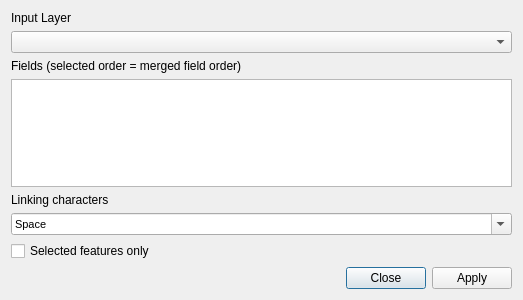
Old version of the form forms/hcmgis_merge_field_form.ui in the repository thangqd/HCMGIS.
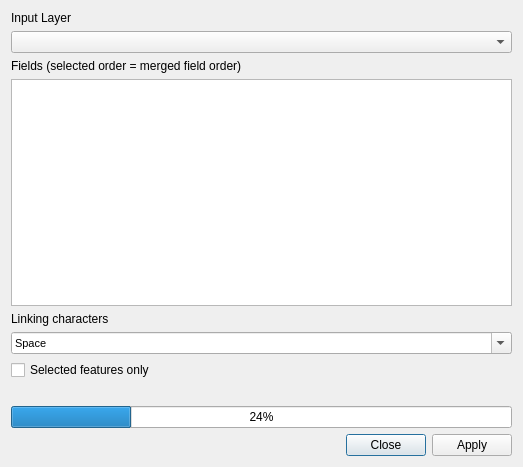
New version of the form. Custom widgets are drawn as their Qt base class.

```diff
--- a/forms/hcmgis_merge_field_form.ui
+++ b/forms/hcmgis_merge_field_form.ui
@@ -13,7 +13,7 @@
     <x>0</x>
     <y>0</y>
     <width>523</width>
-    <height>300</height>
+    <height>467</height>
    </rect>
   </property>
   <property name="mouseTracking">
@@ -152,6 +152,20 @@
      </property>
     </widget>
    </item>
+   <item>
+    <widget class="QLabel" name="LblStatus">
+     <property name="text">
+      <string/>
+     </property>
+    </widget>
+   </item>
+   <item>
+    <widget class="QProgressBar" name="status">
+     <property name="value">
+      <number>24</number>
+     </property>
+    </widget>
+   </item>
    <item>
     <widget class="QDialogButtonBox" name="BtnApplyClose">
      <property name="standardButtons">
```
